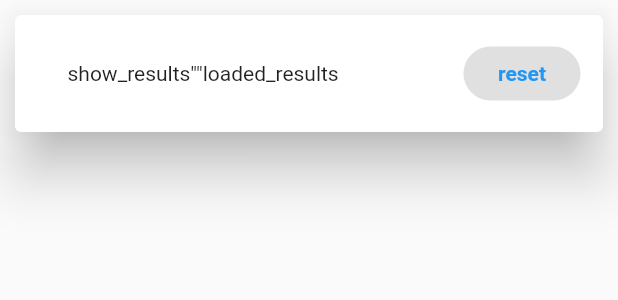
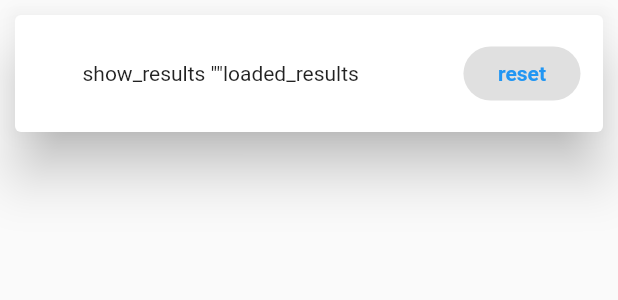
Before and after one commit to leeliwei930/xfers_movies_app_assignment, a Flutter app: the SearchResultBar widget shown alone on an empty page, opened directly with empty values, on a phone screen of 412 x 824 dp. Shown: the top 300 px of the screen. Run offline on Flutter 3.47's test engine with Material 2 defaults, Android fonts, the phone set to English and light mode, and no system bars; our stand-ins replace flutter_dotenv, get; network calls fail.

Commit message:
improve search result bar

```diff
--- a/lib/components/search_result_bar.dart
+++ b/lib/components/search_result_bar.dart
@@ -27,7 +27,7 @@ class SearchResultBar extends StatelessWidget {
                   Builder(
                     builder: (BuildContext context){
                       if(isLoading){
-                        return SizedBox(
+                        return  SizedBox(
                           height: 20,
                           width: 20,
                           child: CircularProgressIndicator(
@@ -42,17 +42,21 @@ class SearchResultBar extends StatelessWidget {
                     },
                   ),
 
-                  Expanded(child: Wrap(
+                  Expanded(
+                      child: Container(
+                        padding: EdgeInsets.symmetric(horizontal: 10),
+                        child: Wrap(
                           children: [
                             Text("show_results".tr ),
-                      Text("\"$keyword\"", overflow: TextOverflow.ellipsis,),
+                            Text(" \"$keyword\"", overflow: TextOverflow.ellipsis,),
                             Text("loaded_results".trParams({
                               "loadedResults" : "$loadedResults",
                               "totalResults" :  "$totalResults"
                             }) ?? "Loaded $loadedResults of $totalResults"),
-
                           ],
-                  )),
+                        ),
+                      )
+                  ),
                   TextButton(
                       style: TextButton.styleFrom(
                           shape: StadiumBorder(),
```
Lines whose indentation alone changed are shown as unchanged.
